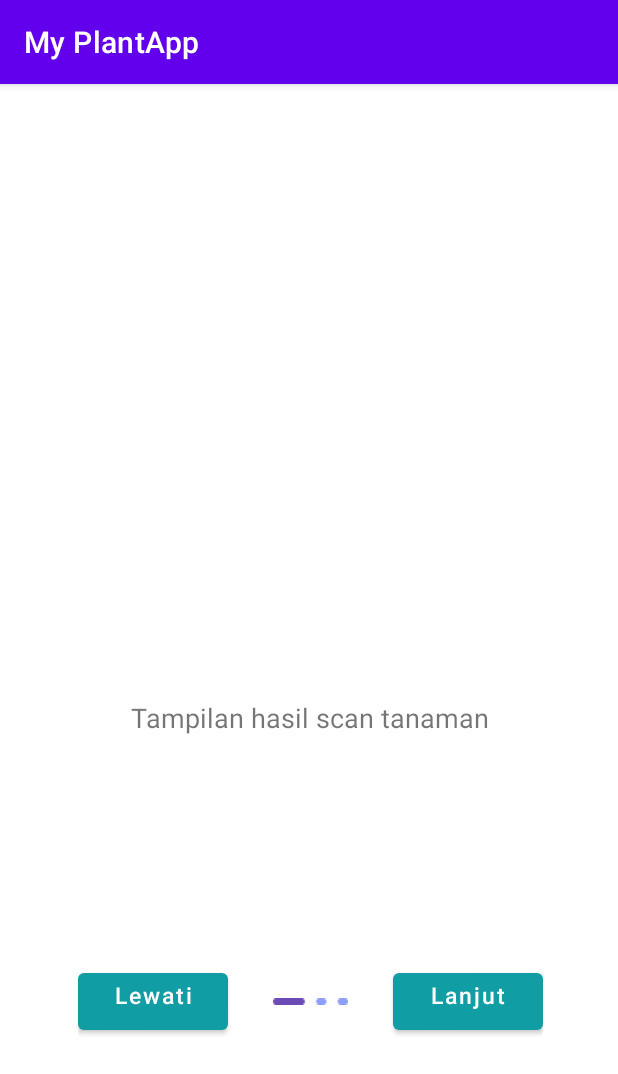
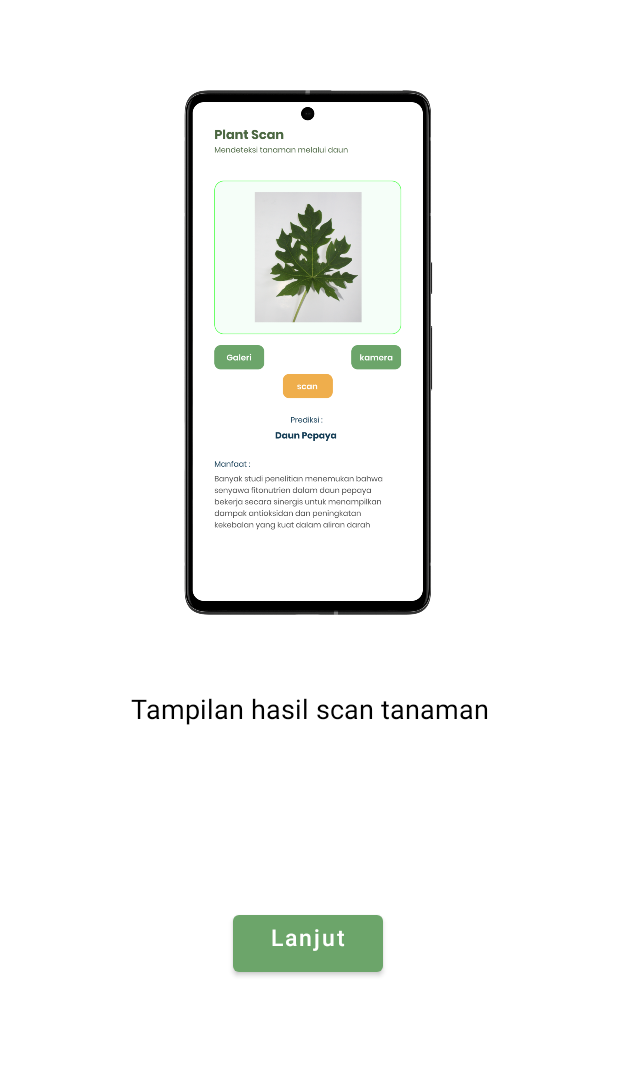
Before and after one commit to anggitwr/PlantApp, an Android app: the OnboardingActivity2 screen opened directly, with no data from a screen before it, on a phone screen of 412 x 824 dp. Shown: the top 1074 px of the screen. Run offline under Robolectric (Android 15) with nearby library versions, the phone set to English and light mode, and no system bars.

```diff
--- a/app/src/main/AndroidManifest.xml
+++ b/app/src/main/AndroidManifest.xml
@@ -16,13 +16,13 @@
         android:theme="@style/Theme.MyPlantApp"
         tools:targetApi="31">
         <activity
+            android:name=".MainActivity"
+            android:exported="false" />
+        <activity
             android:name=".OnboardingActivity2"
             android:exported="false" />
         <activity
             android:name=".OnboardingActivity"
-            android:exported="false" />
-        <activity
-            android:name=".MainActivity"
             android:exported="true">
             <intent-filter>
                 <action android:name="android.intent.action.MAIN" />
--- a/app/src/main/java/com/anggitwr/myplantapp/OnboardingActivity.kt
+++ b/app/src/main/java/com/anggitwr/myplantapp/OnboardingActivity.kt
@@ -15,6 +15,7 @@ class OnboardingActivity : AppCompatActivity() {
         binding = ActivityOnboardingBinding.inflate(layoutInflater)
         setContentView(binding.root)
 
+        supportActionBar?.hide()
         action()
     }
 
--- a/app/src/main/java/com/anggitwr/myplantapp/OnboardingActivity2.kt
+++ b/app/src/main/java/com/anggitwr/myplantapp/OnboardingActivity2.kt
@@ -1,11 +1,28 @@
 package com.anggitwr.myplantapp
 
+import android.content.Intent
 import androidx.appcompat.app.AppCompatActivity
 import android.os.Bundle
+import com.anggitwr.myplantapp.databinding.ActivityOnboarding2Binding
 
 class OnboardingActivity2 : AppCompatActivity() {
+    private lateinit var binding: ActivityOnboarding2Binding
+
     override fun onCreate(savedInstanceState: Bundle?) {
         super.onCreate(savedInstanceState)
-        setContentView(R.layout.activity_onboarding2)
+        binding = ActivityOnboarding2Binding.inflate(layoutInflater)
+        setContentView(binding.root)
+
+        supportActionBar?.hide()
+
+        action()
+    }
+
+    private fun action(){
+
+        binding.btnOnb1Lanjut.setOnClickListener {
+            val intent = Intent(this, MainActivity::class.java)
+            startActivity(intent)
+        }
     }
 }
--- a/app/src/main/res/drawable/btn_galery.xml
+++ b/app/src/main/res/drawable/btn_galery.xml
@@ -2,7 +2,7 @@
 <selector xmlns:android="http://schemas.android.com/apk/res/android">
     <item>
         <shape>
-            <solid android:color="@color/blue_200"/>
+            <solid android:color="@color/green_200"/>
             <corners android:radius="10dp"/>
         </shape>
     </item>
--- a/app/src/main/res/layout/activity_main.xml
+++ b/app/src/main/res/layout/activity_main.xml
@@ -48,7 +48,7 @@
                 android:id="@+id/btn_galery"
                 android:layout_width="wrap_content"
                 android:layout_height="wrap_content"
-                android:layout_marginEnd="50dp"
+                android:layout_marginEnd="140dp"
                 android:background="@drawable/btn_galery"
                 android:padding="10dp"
                 android:text="@string/btn_galery"
--- a/app/src/main/res/layout/activity_onboarding2.xml
+++ b/app/src/main/res/layout/activity_onboarding2.xml
@@ -9,85 +9,43 @@
     <ImageView
         android:id="@+id/iv_onb_1"
         android:layout_width="250dp"
-        android:layout_height="250dp"
+        android:layout_height="350dp"
         android:layout_marginTop="60dp"
-        android:alpha="0"
         android:contentDescription="@string/contem_des_1"
         app:layout_constraintEnd_toEndOf="parent"
         app:layout_constraintHorizontal_bias="0.496"
         app:layout_constraintStart_toStartOf="parent"
         app:layout_constraintTop_toTopOf="parent"
-        app:srcCompat="@drawable/scancontoh" />
+        app:srcCompat="@drawable/screen_manfaat" />
 
     <TextView
         android:id="@+id/textView"
         android:layout_width="wrap_content"
         android:layout_height="wrap_content"
-        android:layout_marginTop="100dp"
+        android:layout_marginTop="50dp"
         android:text="@string/contem_des_2"
+        android:textColor="@color/black"
         android:textAlignment="center"
         android:textSize="18sp"
         app:layout_constraintEnd_toEndOf="parent"
         app:layout_constraintStart_toStartOf="parent"
         app:layout_constraintTop_toBottomOf="@+id/iv_onb_1" />
 
-    <LinearLayout
-        android:layout_width="wrap_content"
-        android:layout_height="wrap_content"
-        android:layout_marginTop="152dp"
-        android:orientation="horizontal"
-        app:layout_constraintEnd_toEndOf="@+id/textView"
-        app:layout_constraintHorizontal_bias="0.495"
-        app:layout_constraintStart_toStartOf="@+id/textView"
-        app:layout_constraintTop_toBottomOf="@+id/textView">
-
-        <Button
-            android:id="@+id/btn_onb_1_lewati"
-            android:layout_width="100dp"
-            android:layout_height="50dp"
-            android:gravity="center"
-            android:text="@string/btn_onb_1_lewati"
-            android:textAllCaps="false"
-            android:textColor="@color/white"
-            android:textSize="15sp"
-            app:backgroundTint="@color/cp_2"
-            app:layout_constraintBottom_toBottomOf="parent"
-            app:layout_constraintEnd_toEndOf="parent"
-            app:layout_constraintStart_toStartOf="parent"
-            app:strokeColor="#FFFFFF" />
-
-        <androidx.constraintlayout.widget.ConstraintLayout
-            android:layout_width="50dp"
-            android:layout_height="match_parent"
-            android:layout_marginLeft="30dp"
-            android:layout_marginRight="30dp">
-
-            <ImageView
-                android:id="@+id/iv_slide_nav"
-                android:layout_width="match_parent"
-                android:layout_height="match_parent"
-                android:contentDescription="@string/contem_des_1"
-                app:layout_constraintBottom_toBottomOf="parent"
-                app:layout_constraintEnd_toEndOf="parent"
-                app:layout_constraintStart_toStartOf="parent"
-                app:layout_constraintTop_toTopOf="parent"
-                app:srcCompat="@drawable/slide_nav" />
-        </androidx.constraintlayout.widget.ConstraintLayout>
-
     <Button
         android:id="@+id/btn_onb_1_lanjut"
         android:layout_width="100dp"
         android:layout_height="50dp"
+        android:layout_marginBottom="170dp"
         android:gravity="center"
         android:text="@string/btn_onb_1_lanjut"
         android:textAllCaps="false"
         android:textColor="@color/white"
         android:textSize="15sp"
-            app:backgroundTint="@color/cp_2"
+        app:backgroundTint="@color/green_200"
         app:layout_constraintBottom_toBottomOf="parent"
         app:layout_constraintEnd_toEndOf="parent"
+        app:layout_constraintHorizontal_bias="0.498"
         app:layout_constraintStart_toStartOf="parent"
         app:strokeColor="#FFFFFF" />
-    </LinearLayout>
 
 </androidx.constraintlayout.widget.ConstraintLayout>
--- a/app/src/main/res/values/colors.xml
+++ b/app/src/main/res/values/colors.xml
@@ -2,13 +2,13 @@
 <resources>
     <color name="purple_200">#FFBB86FC</color>
     <color name="purple_500">#FF6200EE</color>
-    <color name="purple_700">#FF3700B3</color>
+    <color name="purple_700">#8427B6</color>
     <color name="teal_200">#FF03DAC5</color>
     <color name="teal_700">#FF018786</color>
     <color name="black">#FF000000</color>
     <color name="white">#FFFFFFFF</color>
     <color name="blue_50">#E3FDEC</color>
-    <color name="blue_200">#6CA56A</color>
+    <color name="green_200">#6CA56A</color>
     <color name="yellow_1">#FFAB49</color>
 
     <color name="cp_2">#119DA4</color>
--- a/app/src/main/res/values/strings.xml
+++ b/app/src/main/res/values/strings.xml
@@ -31,4 +31,6 @@
     <string name="btn_onb_1_lewati">Lewati\n</string>
     <string name="btn_onb_1_lanjut">Lanjut\n</string>
     <string name="contem_des_2">Tampilan hasil scan tanaman</string>
+    <string name="btn_onb_2_lewati">Sebelumnya</string>
+    <string name="perubahan_hal_lain">Gambar yang belum dikenali sistem. Mungkin semacam besi/plastik/kertas/kain/kaca bisa juga hal abstrak</string>
 </resources>
--- a/app/src/main/res/values/themes.xml
+++ b/app/src/main/res/values/themes.xml
@@ -2,15 +2,15 @@
     <!-- Base application theme. -->
     <style name="Theme.MyPlantApp" parent="Theme.MaterialComponents.DayNight.DarkActionBar">
         <!-- Primary brand color. -->
-        <item name="colorPrimary">@color/purple_500</item>
-        <item name="colorPrimaryVariant">@color/purple_700</item>
-        <item name="colorOnPrimary">@color/white</item>
+        <item name="colorPrimary">@color/black</item>
+        <item name="colorPrimaryVariant">@color/black</item>
+        <item name="colorOnPrimary">@color/black</item>
         <!-- Secondary brand color. -->
         <item name="colorSecondary">@color/teal_200</item>
         <item name="colorSecondaryVariant">@color/teal_700</item>
         <item name="colorOnSecondary">@color/black</item>
         <!-- Status bar color. -->
-        <item name="android:statusBarColor">?attr/colorPrimaryVariant</item>
+        <item name="android:statusBarColor">@color/black</item>
         <!-- Customize your theme here. -->
     </style>
 </resources>
```
Also changed, not shown: app/src/main/java/com/anggitwr/myplantapp/MainActivity.kt (+30 -18 lines), app/src/main/res/layout/activity_onboarding.xml (+12 -12 lines), app/src/main/res/drawable/scan.png (added), 3 other files. Lines whose indentation alone changed are shown as unchanged.
